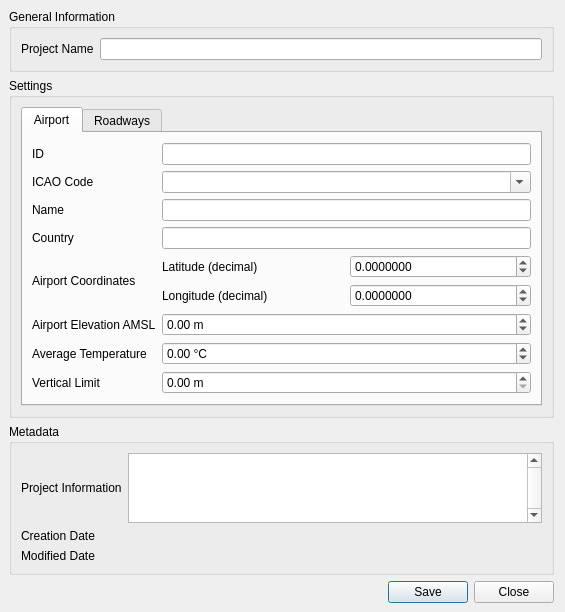
Qt form open_alaqs/ui/ui_study_setup.ui (eurocontrol-asu/open_alaqs) before a commit.
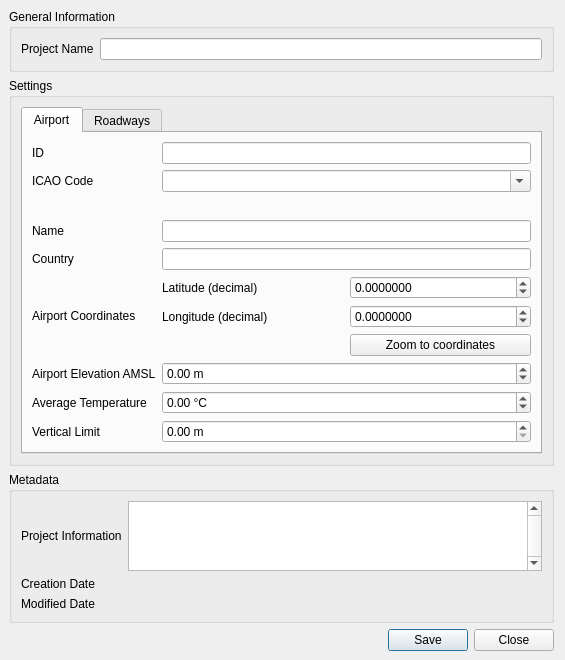
The same form after that commit. Custom widgets are drawn as their Qt base class.

Commit message: feat(study-setup): custom airport anywhere in the world

The edit to the form file:
```diff
--- a/open_alaqs/ui/ui_study_setup.ui
+++ b/open_alaqs/ui/ui_study_setup.ui
@@ -125,14 +125,24 @@
               </property>
              </widget>
             </item>
-            <item row="2" column="0">
+            <item row="2" column="0" colspan="2">
+             <widget class="QLabel" name="labelAirportCodeStatus">
+              <property name="text">
+               <string/>
+              </property>
+              <property name="wordWrap">
+               <bool>true</bool>
+              </property>
+             </widget>
+            </item>
+            <item row="3" column="0">
              <widget class="QLabel" name="label_22">
               <property name="text">
                <string>Name</string>
               </property>
              </widget>
             </item>
-            <item row="2" column="1">
+            <item row="3" column="1">
              <widget class="QLineEdit" name="lineEditAirportName">
               <property name="sizePolicy">
                <sizepolicy hsizetype="Minimum" vsizetype="Fixed">
@@ -145,24 +155,24 @@
               </property>
              </widget>
             </item>
-            <item row="3" column="0">
+            <item row="4" column="0">
              <widget class="QLabel" name="label_7">
               <property name="text">
                <string>Country</string>
               </property>
              </widget>
             </item>
-            <item row="3" column="1">
+            <item row="4" column="1">
              <widget class="QLineEdit" name="lineEditAirportCountry"/>
             </item>
-            <item row="4" column="0">
+            <item row="5" column="0">
              <widget class="QLabel" name="label_18">
               <property name="text">
                <string>Airport Coordinates</string>
               </property>
              </widget>
             </item>
-            <item row="4" column="1">
+            <item row="5" column="1">
              <layout class="QGridLayout" name="gridLayout_4">
               <item row="0" column="0">
                <widget class="QLabel" name="label_8">
@@ -222,16 +232,26 @@
                 </property>
                </widget>
               </item>
+              <item row="2" column="1">
+               <widget class="QPushButton" name="pushButtonZoomToAirport">
+                <property name="toolTip">
+                 <string>Move the map to the latitude and longitude above</string>
+                </property>
+                <property name="text">
+                 <string>Zoom to coordinates</string>
+                </property>
+               </widget>
+              </item>
              </layout>
             </item>
-            <item row="5" column="0">
+            <item row="6" column="0">
              <widget class="QLabel" name="label_10">
               <property name="text">
                <string>Airport Elevation AMSL</string>
               </property>
              </widget>
             </item>
-            <item row="5" column="1">
+            <item row="6" column="1">
              <widget class="QgsDoubleSpinBox" name="spinBoxAirportElevation">
               <property name="sizePolicy">
                <sizepolicy hsizetype="Expanding" vsizetype="Fixed">
@@ -250,14 +270,14 @@
               </property>
              </widget>
             </item>
-            <item row="6" column="0">
+            <item row="7" column="0">
              <widget class="QLabel" name="label_11">
               <property name="text">
                <string>Average Temperature</string>
               </property>
              </widget>
             </item>
-            <item row="6" column="1">
+            <item row="7" column="1">
              <widget class="QgsDoubleSpinBox" name="spinBoxAirportTemperature">
               <property name="sizePolicy">
                <sizepolicy hsizetype="MinimumExpanding" vsizetype="Fixed">
@@ -276,14 +296,14 @@
               </property>
              </widget>
             </item>
-            <item row="7" column="0">
+            <item row="8" column="0">
              <widget class="QLabel" name="verticalLimitLabel">
               <property name="text">
                <string>Vertical Limit</string>
               </property>
              </widget>
             </item>
-            <item row="7" column="1">
+            <item row="8" column="1">
              <widget class="QgsDoubleSpinBox" name="spinBoxVerticalLimit">
               <property name="sizePolicy">
                <sizepolicy hsizetype="MinimumExpanding" vsizetype="Fixed">
```
The commit also changes 6 other files.
